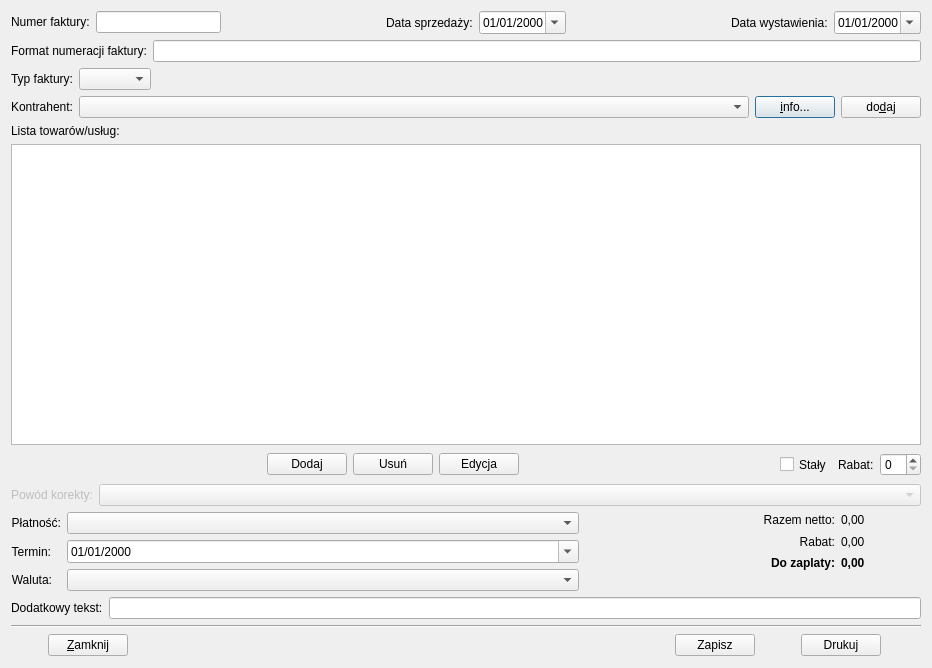
Old version of the form qfaktury/src/ui/InvoiceDialog.ui in the repository tkQCompany/qcompany.
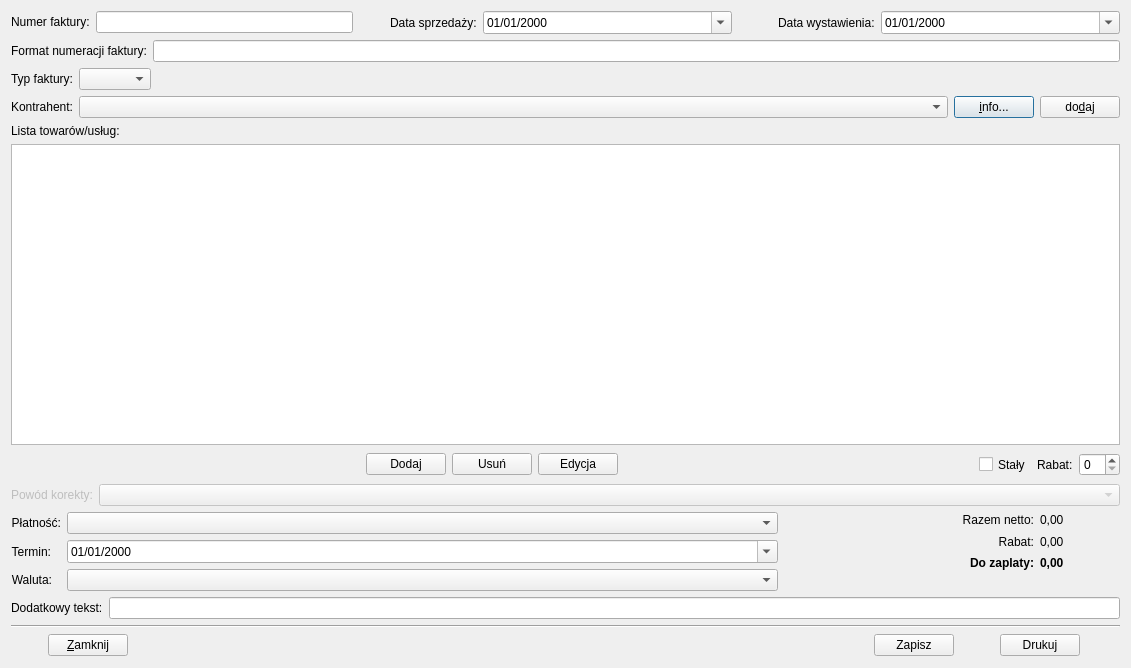
New version of the form. Icons and pictures are not drawn.

Commit message: - Corrected doubled code in InvoiceDialog and in InvoiceDialogImpl

What changed in the file:
```diff
--- a/qfaktury/src/ui/InvoiceDialog.ui
+++ b/qfaktury/src/ui/InvoiceDialog.ui
@@ -6,7 +6,7 @@
    <rect>
     <x>0</x>
     <y>0</y>
-    <width>932</width>
+    <width>1131</width>
     <height>668</height>
    </rect>
   </property>
@@ -62,7 +62,7 @@
         <enum>Qt::Horizontal</enum>
        </property>
        <property name="sizeType">
-        <enum>QSizePolicy::Expanding</enum>
+        <enum>QSizePolicy::Preferred</enum>
        </property>
        <property name="sizeHint" stdset="0">
         <size>
@@ -113,6 +113,9 @@
        <property name="orientation">
         <enum>Qt::Horizontal</enum>
        </property>
+       <property name="sizeType">
+        <enum>QSizePolicy::Preferred</enum>
+       </property>
        <property name="sizeHint" stdset="0">
         <size>
          <width>40</width>
```
Left out of the diff: 5 changed lines with no effect on the pictures. The commit also changes 4 other files.
